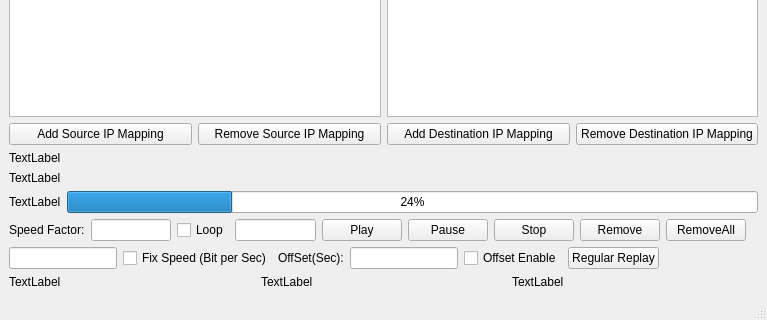
Above: lib/ui/PcapReplayer/mainwindow.ui from SulfredLee/PcapReplay before the change; both pictures show x 0 to 767 and y 369 to 689 of the 767 by 689 pixel window. Below: the same form after it.
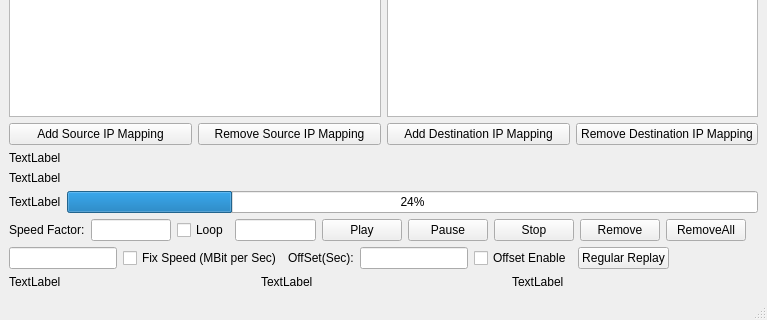
That is the form after the change.

Commit message: now we can set a fix speed based on MBit per sec

Diff of the .ui file:
```diff
--- a/lib/ui/PcapReplayer/mainwindow.ui
+++ b/lib/ui/PcapReplayer/mainwindow.ui
@@ -189,7 +189,7 @@
         <item>
          <widget class="QCheckBox" name="checkBox_FixSpeed">
           <property name="text">
-           <string>Fix Speed (Bit per Sec)</string>
+           <string>Fix Speed (MBit per Sec)</string>
           </property>
          </widget>
         </item>
```
The commit also changes 6 other files.
